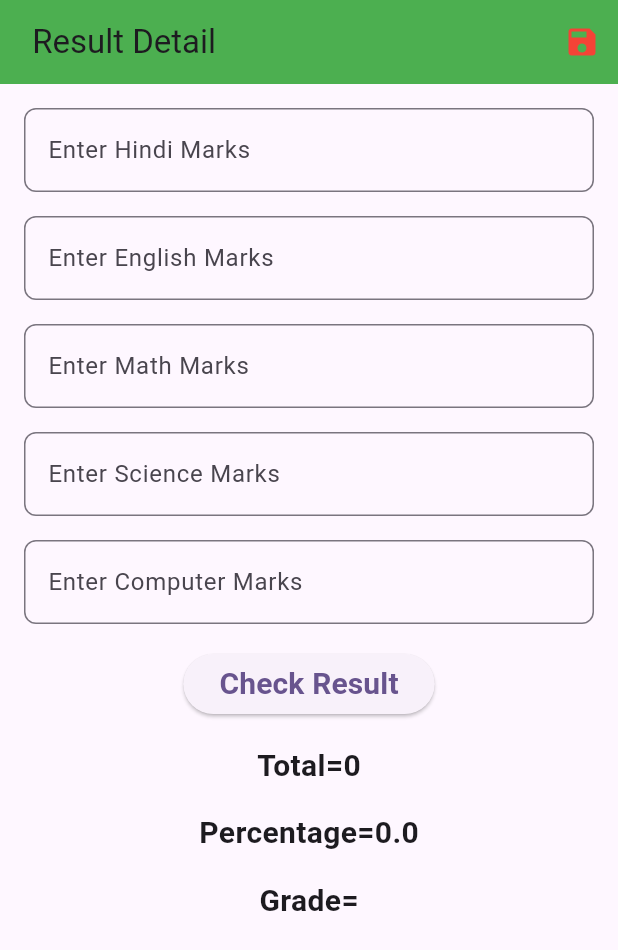
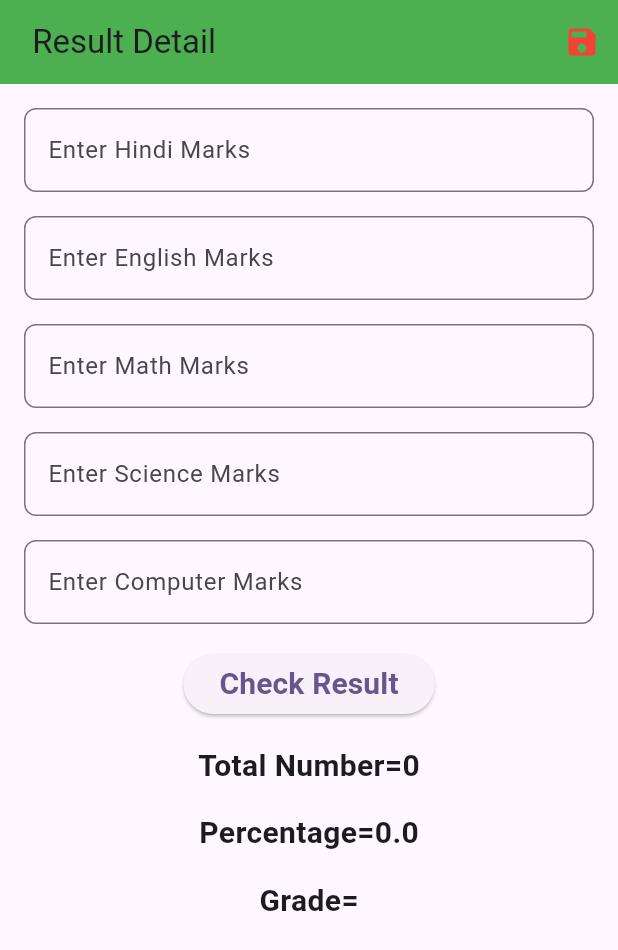
Before and after one commit to nileshsheoran/student_detail_screen, a Flutter app: the screen it shows after launch, on a phone screen of 412 x 824 dp. Shown: the top 950 px of the screen. Run offline on Flutter 3.47's test engine with Material 2 defaults, Android fonts, the phone set to English and light mode, and no system bars.

Commit message:
third commit

```diff
--- a/lib/student_detail_screen.dart
+++ b/lib/student_detail_screen.dart
@@ -142,7 +142,7 @@ class _StudentDetailState extends State<StudentDetail> {
                   height: 16,
                 ),
                 Text(
-                  'Total=$total',
+                  'Total Number=$total',
                   style: const TextStyle(
                       fontSize: 20, fontWeight: FontWeight.bold),
                 ),
```
